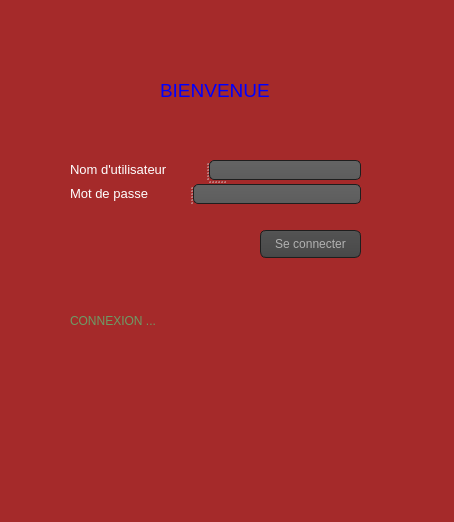
The window that login.ui (soumaya-nheri/Smart-Restaurant-2A27) describes before a commit, drawn with Qt 5.
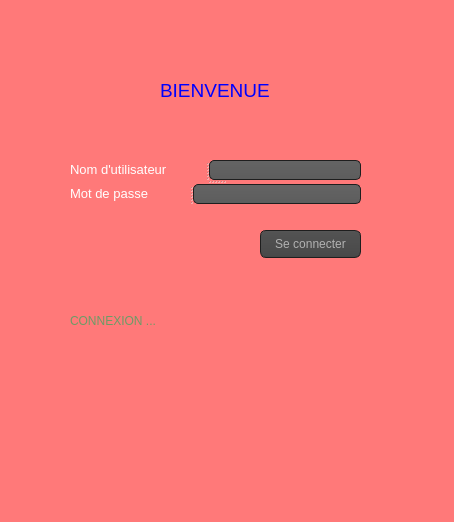
The same window after the commit. Icons and pictures are not drawn.

```diff
--- a/login.ui
+++ b/login.ui
@@ -26,7 +26,7 @@
 QWidget
 {
     color: #b1b1b1;
-       background-color: brown ;
+       background-color: #ff7979 ;
 }
 
 QWidget:item:hover
```
Left out of the diff: 2 changed lines with no effect on the pictures.
